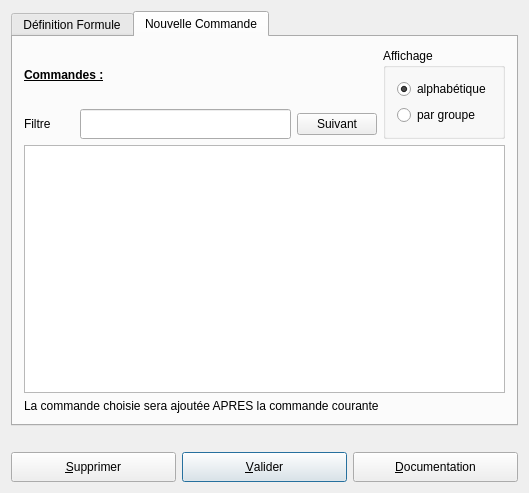
Above: UiQT4/desFormule.ui from SalomePlatform/eficas_tools before the change. Below: the same form after it.
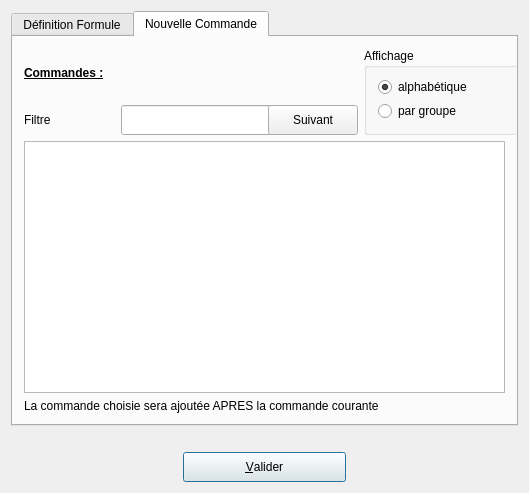
That is the form after the change. The open tabs and pages were chosen to show the change.

What changed in the file:
```diff
--- a/UiQT4/desFormule.ui
+++ b/UiQT4/desFormule.ui
@@ -18,104 +18,13 @@
   <property name="windowTitle" >
    <string>DMacro</string>
   </property>
-  <layout class="QGridLayout" >
-   <item row="2" column="0" >
-    <layout class="QHBoxLayout" >
-     <item>
-      <widget class="QPushButton" name="bSup" >
-       <property name="minimumSize" >
-        <size>
-         <width>0</width>
-         <height>30</height>
-        </size>
-       </property>
-       <property name="toolTip" >
-        <string>suppression du mot clef</string>
-       </property>
-       <property name="text" >
-        <string>&amp;Supprimer</string>
-       </property>
-       <property name="shortcut" >
-        <string>Alt+S</string>
-       </property>
-       <property name="autoDefault" >
-        <bool>true</bool>
-       </property>
-      </widget>
-     </item>
-     <item>
-      <widget class="QPushButton" name="bOk" >
-       <property name="minimumSize" >
-        <size>
-         <width>0</width>
-         <height>30</height>
-        </size>
-       </property>
-       <property name="toolTip" >
-        <string>validation de la saisie</string>
-       </property>
-       <property name="text" >
-        <string>&amp;Valider</string>
-       </property>
-       <property name="shortcut" >
-        <string>Shift+A, Alt+A, Alt+A, Alt+A</string>
-       </property>
-       <property name="autoDefault" >
-        <bool>true</bool>
-       </property>
-       <property name="default" >
-        <bool>true</bool>
-       </property>
-      </widget>
-     </item>
-     <item>
-      <widget class="QPushButton" name="bHelp" >
-       <property name="minimumSize" >
-        <size>
-         <width>0</width>
-         <height>30</height>
-        </size>
-       </property>
-       <property name="toolTip" >
-        <string>affichage documentation aster</string>
-       </property>
-       <property name="text" >
-        <string>&amp;Documentation</string>
-       </property>
-       <property name="shortcut" >
-        <string>Alt+D</string>
-       </property>
-       <property name="autoDefault" >
-        <bool>true</bool>
-       </property>
-      </widget>
-     </item>
-    </layout>
-   </item>
-   <item row="1" column="0" >
-    <widget class="QLabel" name="Commentaire" >
-     <property name="text" >
-      <string/>
-     </property>
-     <property name="wordWrap" >
-      <bool>false</bool>
-     </property>
-    </widget>
-   </item>
+  <layout class="QGridLayout" name="gridLayout_3" >
    <item row="0" column="0" >
     <widget class="QTabWidget" name="TWChoix" >
      <property name="currentIndex" >
       <number>0</number>
      </property>
      <widget class="QWidget" name="Formule" >
-      <property name="geometry" >
-       <rect>
-        <x>0</x>
-        <y>0</y>
-        <width>507</width>
-        <height>384</height>
-       </rect>
-      </property>
       <attribute name="title" >
        <string>Définition Formule</string>
       </attribute>
@@ -265,19 +174,13 @@
       </layout>
      </widget>
      <widget class="QWidget" name="Commande" >
-      <property name="geometry" >
-       <rect>
-        <x>0</x>
-        <y>0</y>
-        <width>507</width>
-        <height>384</height>
-       </rect>
-      </property>
       <attribute name="title" >
        <string>Nouvelle Commande</string>
       </attribute>
+      <layout class="QGridLayout" name="gridLayout_4" >
+       <item row="0" column="0" >
       <layout class="QGridLayout" name="gridLayout_2" >
-       <item row="0" column="0" >
+         <item row="0" column="0" colspan="2" >
         <widget class="QLabel" name="textLabel1_4" >
          <property name="text" >
           <string>&lt;b>&lt;u>Commandes :&lt;/u>&lt;/b></string>
@@ -287,14 +190,32 @@
          </property>
         </widget>
        </item>
-       <item rowspan="2" row="0" column="1" >
+         <item rowspan="2" row="0" column="4" >
         <widget class="QGroupBox" name="groupBox" >
+           <property name="minimumSize" >
+            <size>
+             <width>171</width>
+             <height>71</height>
+            </size>
+           </property>
          <property name="title" >
           <string>Affichage</string>
          </property>
          <layout class="QGridLayout" name="gridLayout" >
           <item row="0" column="0" >
            <widget class="QRadioButton" name="RBalpha" >
+              <property name="minimumSize" >
+               <size>
+                <width>149</width>
+                <height>16</height>
+               </size>
+              </property>
+              <property name="maximumSize" >
+               <size>
+                <width>149</width>
+                <height>16</height>
+               </size>
+              </property>
             <property name="text" >
              <string>alphabétique</string>
             </property>
@@ -314,12 +235,10 @@
         </widget>
        </item>
        <item row="1" column="0" >
-        <layout class="QHBoxLayout" name="horizontalLayout" >
-         <item>
           <widget class="QLabel" name="textLabel6" >
            <property name="minimumSize" >
             <size>
-             <width>50</width>
+             <width>91</width>
              <height>30</height>
             </size>
            </property>
@@ -331,30 +250,55 @@
            </property>
           </widget>
          </item>
-         <item>
+         <item row="1" column="1" >
           <widget class="QLineEdit" name="LEFiltre" >
            <property name="minimumSize" >
             <size>
-             <width>160</width>
+             <width>231</width>
              <height>30</height>
             </size>
            </property>
           </widget>
          </item>
-         <item>
+         <item row="1" column="2" >
           <widget class="QPushButton" name="BNext" >
+           <property name="minimumSize" >
+            <size>
+             <width>90</width>
+             <height>30</height>
+            </size>
+           </property>
            <property name="text" >
             <string>Suivant</string>
            </property>
           </widget>
          </item>
+         <item row="1" column="3" >
+          <spacer name="horizontalSpacer_4" >
+           <property name="orientation" >
+            <enum>Qt::Horizontal</enum>
+           </property>
+           <property name="sizeHint" stdset="0" >
+            <size>
+             <width>108</width>
+             <height>20</height>
+            </size>
+           </property>
+          </spacer>
+         </item>
         </layout>
        </item>
-       <item row="2" column="0" colspan="2" >
+       <item row="1" column="0" >
         <widget class="QListWidget" name="LBNouvCommande" />
        </item>
-       <item row="3" column="0" colspan="2" >
+       <item row="2" column="0" >
         <widget class="QLabel" name="textLabel4" >
+         <property name="maximumSize" >
+          <size>
+           <width>721</width>
+           <height>20</height>
+          </size>
+         </property>
          <property name="text" >
           <string>La commande choisie sera ajoutée APRES la commande courante</string>
          </property>
@@ -367,6 +311,71 @@
      </widget>
     </widget>
    </item>
+   <item row="1" column="0" >
+    <widget class="QLabel" name="Commentaire" >
+     <property name="text" >
+      <string/>
+     </property>
+     <property name="wordWrap" >
+      <bool>false</bool>
+     </property>
+    </widget>
+   </item>
+   <item row="2" column="0" >
+    <layout class="QHBoxLayout" name="horizontalLayout" >
+     <item>
+      <spacer name="horizontalSpacer" >
+       <property name="orientation" >
+        <enum>Qt::Horizontal</enum>
+       </property>
+       <property name="sizeHint" stdset="0" >
+        <size>
+         <width>158</width>
+         <height>20</height>
+        </size>
+       </property>
+      </spacer>
+     </item>
+     <item>
+      <widget class="QPushButton" name="bOk" >
+       <property name="minimumSize" >
+        <size>
+         <width>163</width>
+         <height>30</height>
+        </size>
+       </property>
+       <property name="toolTip" >
+        <string>validation de la saisie</string>
+       </property>
+       <property name="text" >
+        <string>&amp;Valider</string>
+       </property>
+       <property name="shortcut" >
+        <string>Shift+A, Alt+A, Alt+A, Alt+A</string>
+       </property>
+       <property name="autoDefault" >
+        <bool>true</bool>
+       </property>
+       <property name="default" >
+        <bool>true</bool>
+       </property>
+      </widget>
+     </item>
+     <item>
+      <spacer name="horizontalSpacer_2" >
+       <property name="orientation" >
+        <enum>Qt::Horizontal</enum>
+       </property>
+       <property name="sizeHint" stdset="0" >
+        <size>
+         <width>158</width>
+         <height>20</height>
+        </size>
+       </property>
+      </spacer>
+     </item>
+    </layout>
+   </item>
   </layout>
  </widget>
  <layoutdefault spacing="6" margin="11" />
```
Left out of the diff: 2 changed lines with no effect on the pictures. Lines whose indentation alone changed are shown as unchanged.
